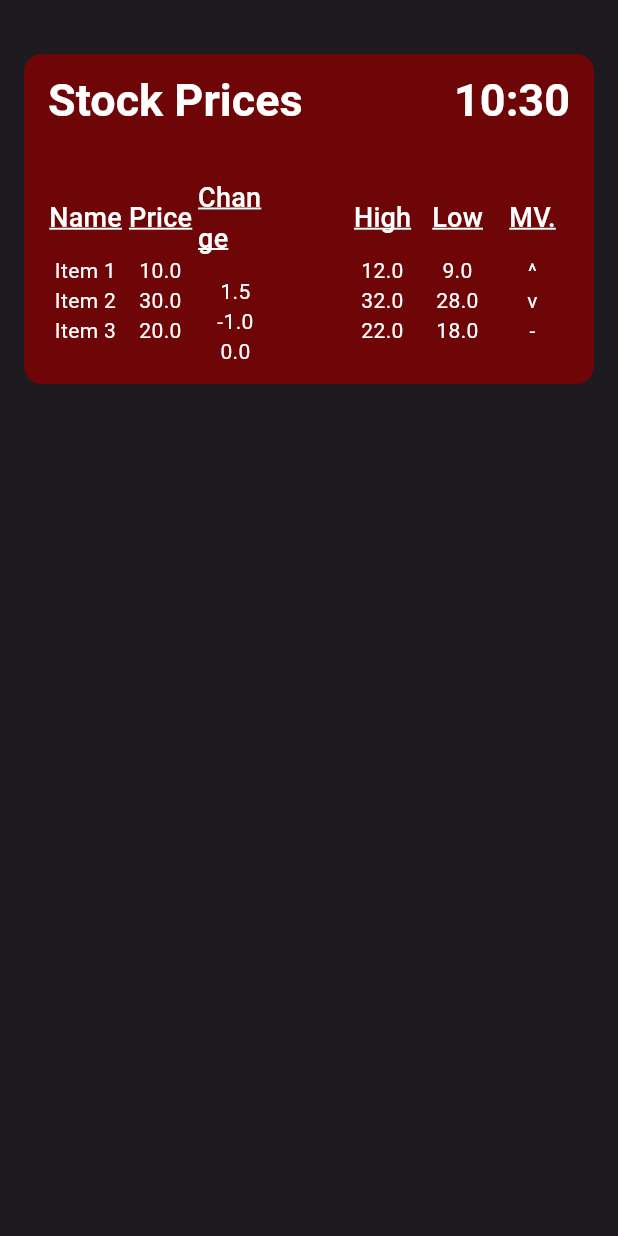
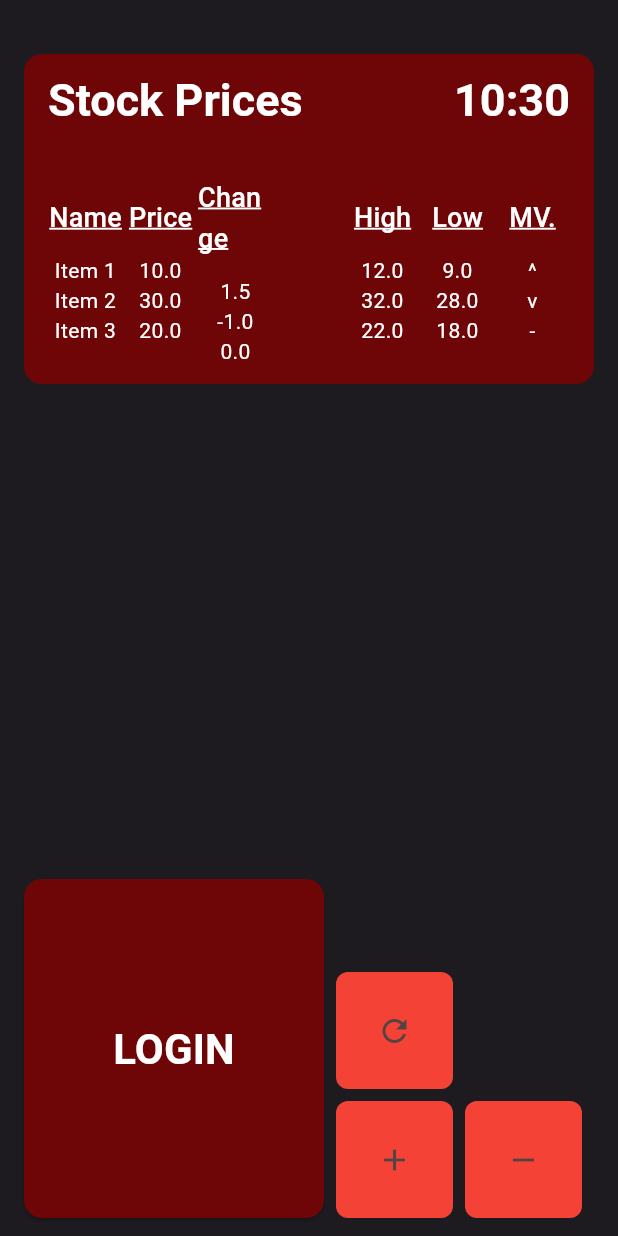
Before and after one commit to 19MAsciamprener/compSci-NEA-repo, a Flutter app: the screen it shows after launch, on a phone screen of 412 x 824 dp. Run offline on Flutter 3.47's test engine with Material 3 defaults, Android fonts, the phone set to English and light mode, and no system bars.

Commit message:
Stream-2 Progress
Added bottom buttons, grid needs fixing

```diff
--- a/stock_kiosk_app/lib/pages/home_page.dart
+++ b/stock_kiosk_app/lib/pages/home_page.dart
@@ -68,6 +68,85 @@ class HomePage extends StatelessWidget {
           ),
         ),
       ),
+      bottomNavigationBar: BottomAppBar(
+        height: 250,
+        color: Colors.transparent,
+        elevation: 0,
+        child: Row(
+          children: [
+            ElevatedButton(
+              onPressed: () {},
+              style: ElevatedButton.styleFrom(
+                minimumSize: Size(200, 250),
+                backgroundColor: Theme.of(context).primaryColor,
+                shape: RoundedRectangleBorder(
+                  borderRadius: BorderRadius.circular(12.0),
+                ),
+              ),
+              child: Text(
+                'LOGIN',
+                style: TextStyle(
+                  fontSize: 28,
+                  color: Colors.white,
+                  fontWeight: FontWeight.bold,
+                ),
+              ),
+            ),
+            Expanded(
+              child: Padding(
+                padding: const EdgeInsets.symmetric(horizontal: 8.0),
+                child: GridView(
+                  reverse: true,
+                  gridDelegate: SliverGridDelegateWithFixedCrossAxisCount(
+                    mainAxisSpacing: 8,
+                    crossAxisSpacing: 8,
+                    crossAxisCount: 2,
+                    childAspectRatio: 1,
+                  ),
+                  children: [
+                    IconButton(
+                      onPressed: () {},
+                      icon: Icon(Icons.add),
+                      style: ButtonStyle(
+                        shape: WidgetStatePropertyAll(
+                          RoundedRectangleBorder(
+                            borderRadius: BorderRadius.circular(8.0),
+                          ),
+                        ),
+                        backgroundColor: WidgetStatePropertyAll(Colors.red),
+                      ),
+                    ),
+                    IconButton(
+                      onPressed: () {},
+                      icon: Icon(Icons.remove),
+                      style: ButtonStyle(
+                        shape: WidgetStatePropertyAll(
+                          RoundedRectangleBorder(
+                            borderRadius: BorderRadius.circular(8.0),
+                          ),
+                        ),
+                        backgroundColor: WidgetStatePropertyAll(Colors.red),
+                      ),
+                    ),
+                    IconButton(
+                      onPressed: () {},
+                      icon: Icon(Icons.refresh),
+                      style: ButtonStyle(
+                        shape: WidgetStatePropertyAll(
+                          RoundedRectangleBorder(
+                            borderRadius: BorderRadius.circular(8.0),
+                          ),
+                        ),
+                        backgroundColor: WidgetStatePropertyAll(Colors.red),
+                      ),
+                    ),
+                  ],
+                ),
+              ),
+            ),
+          ],
+        ),
+      ),
     );
   }
 }
```
